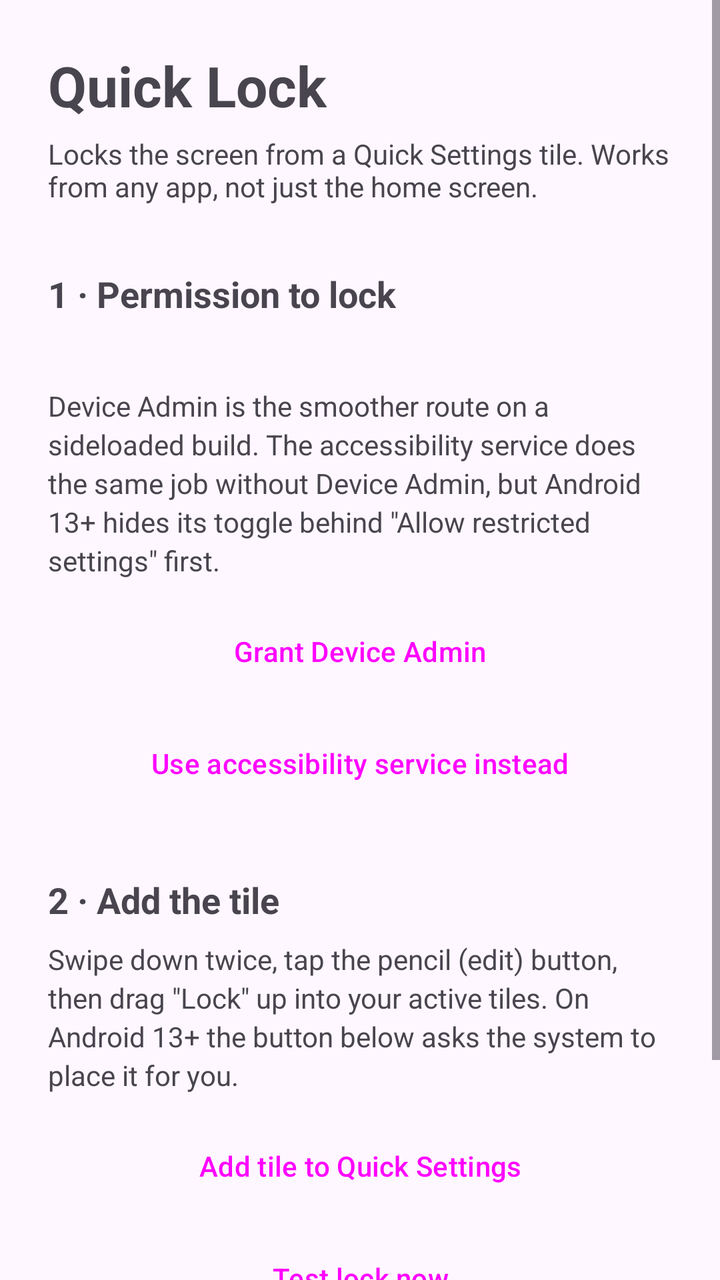
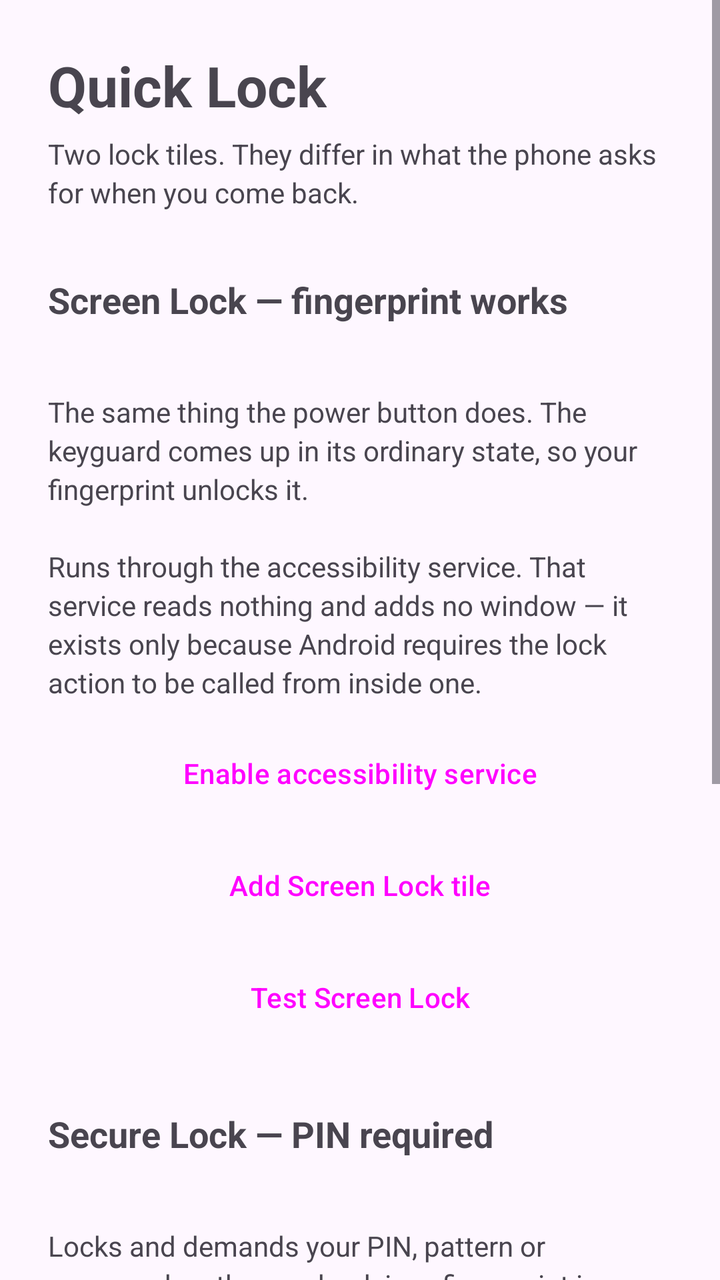

Compare the two renders of this Android layout. The source of the first and the diff that turns it into the second are given below.
<!-- AndroidManifest.xml: application theme Theme.QuickLock -->
<!-- res/layout/activity_setup.xml -->
<?xml version="1.0" encoding="utf-8"?>
<LinearLayout xmlns:android="http://schemas.android.com/apk/res/android"
    android:id="@+id/setupRoot"
    android:layout_width="match_parent"
    android:layout_height="match_parent"
    android:orientation="vertical">

    <ScrollView
        android:layout_width="match_parent"
        android:layout_height="match_parent">

        <LinearLayout
            android:layout_width="match_parent"
            android:layout_height="wrap_content"
            android:orientation="vertical"
            android:padding="24dp">

            <TextView
                android:layout_width="wrap_content"
                android:layout_height="wrap_content"
                android:text="@string/app_name"
                android:textSize="28sp"
                android:textStyle="bold" />

            <TextView
                android:layout_width="match_parent"
                android:layout_height="wrap_content"
                android:layout_marginTop="6dp"
                android:text="@string/setup_subtitle"
                android:textSize="14sp" />

            
            <TextView
                style="@style/SetupHeading"
                android:text="@string/setup_step_lock" />

            <TextView
                android:id="@+id/lockStatus"
                style="@style/SetupStatus" />

            <TextView
                style="@style/SetupBody"
                android:text="@string/setup_step_lock_body" />

            <Button
                android:id="@+id/grantAdminButton"
                style="@style/SetupButton"
                android:text="@string/setup_grant_admin" />

            <Button
                android:id="@+id/grantAccessibilityButton"
                style="@style/SetupButtonOutlined"
                android:text="@string/setup_grant_accessibility" />

            <Button
                android:id="@+id/revokeAdminButton"
                style="@style/SetupButtonOutlined"
                android:text="@string/setup_revoke_admin"
                android:visibility="gone" />

            
            <TextView
                style="@style/SetupHeading"
                android:text="@string/setup_step_tile" />

            <TextView
                style="@style/SetupBody"
                android:text="@string/setup_step_tile_body" />

            <Button
                android:id="@+id/addTileButton"
                style="@style/SetupButton"
                android:text="@string/setup_add_tile" />

            <Button
                android:id="@+id/testLockButton"
                style="@style/SetupButtonOutlined"
                android:text="@string/setup_test_lock" />

            <TextView
                style="@style/SetupBody"
                android:layout_marginTop="28dp"
                android:text="@string/setup_footer" />

        </LinearLayout>
    </ScrollView>
</LinearLayout>
<!-- resources referenced by this layout -->
<resources>
  <string name="app_name">Quick Lock</string>
  <string name="setup_add_tile">Add tile to Quick Settings</string>
  <string name="setup_footer">To uninstall, revoke Device Admin above first — Android blocks uninstalling an active device admin.</string>
  <string name="setup_grant_accessibility">Use accessibility service instead</string>
  <string name="setup_grant_admin">Grant Device Admin</string>
  <string name="setup_revoke_admin">Revoke Device Admin</string>
  <string name="setup_step_lock">1 · Permission to lock</string>
  <string name="setup_step_lock_body">Device Admin is the smoother route on a sideloaded build. The accessibility service does the same job without Device Admin, but Android 13+ hides its toggle behind \"Allow restricted settings\" first.</string>
  <string name="setup_step_tile">2 · Add the tile</string>
  <string name="setup_step_tile_body">Swipe down twice, tap the pencil (edit) button, then drag \"Lock\" up into your active tiles. On Android 13+ the button below asks the system to place it for you.</string>
  <string name="setup_subtitle">Locks the screen from a Quick Settings tile. Works from any app, not just the home screen.</string>
  <string name="setup_test_lock">Test lock now</string>
  <style name="SetupBody" parent="">
          <item name="android:layout_width">match_parent</item>
          <item name="android:layout_height">wrap_content</item>
          <item name="android:layout_marginTop">8dp</item>
          <item name="android:textSize">14sp</item>
          <item name="android:lineSpacingExtra">3dp</item>
      </style>
  <style name="SetupButton" parent="Widget.Material3.Button">
          <item name="android:layout_width">match_parent</item>
          <item name="android:layout_height">wrap_content</item>
          <item name="android:layout_marginTop">12dp</item>
      </style>
  <style name="SetupButtonOutlined" parent="Widget.Material3.Button.OutlinedButton">
          <item name="android:layout_width">match_parent</item>
          <item name="android:layout_height">wrap_content</item>
          <item name="android:layout_marginTop">8dp</item>
      </style>
  <style name="SetupHeading" parent="">
          <item name="android:layout_width">match_parent</item>
          <item name="android:layout_height">wrap_content</item>
          <item name="android:layout_marginTop">32dp</item>
          <item name="android:textSize">18sp</item>
          <item name="android:textStyle">bold</item>
      </style>
  <style name="SetupStatus" parent="">
          <item name="android:layout_width">match_parent</item>
          <item name="android:layout_height">wrap_content</item>
          <item name="android:layout_marginTop">6dp</item>
          <item name="android:textSize">15sp</item>
          <item name="android:textStyle">bold</item>
      </style>
  <style name="Theme.QuickLock" parent="Theme.Material3.DayNight.NoActionBar" />
</resources>

<!-- the commit's change to res/layout/activity_setup.xml (unified diff, before → after) -->
@@ -1,87 +1,100 @@
 <?xml version="1.0" encoding="utf-8"?>
-<LinearLayout xmlns:android="http://schemas.android.com/apk/res/android"
+<ScrollView xmlns:android="http://schemas.android.com/apk/res/android"
     android:id="@+id/setupRoot"
     android:layout_width="match_parent"
-    android:layout_height="match_parent"
-    android:orientation="vertical">
+    android:layout_height="match_parent">
 
-    <ScrollView
+    <LinearLayout
         android:layout_width="match_parent"
-        android:layout_height="match_parent">
+        android:layout_height="wrap_content"
+        android:orientation="vertical"
+        android:padding="24dp">
 
-        <LinearLayout
-            android:layout_width="match_parent"
+        <TextView
+            android:layout_width="wrap_content"
             android:layout_height="wrap_content"
-            android:orientation="vertical"
-            android:padding="24dp">
+            android:text="@string/app_name"
+            android:textSize="28sp"
+            android:textStyle="bold" />
 
-            <TextView
-                android:layout_width="wrap_content"
-                android:layout_height="wrap_content"
-                android:text="@string/app_name"
-                android:textSize="28sp"
-                android:textStyle="bold" />
+        <TextView
+            style="@style/SetupBody"
+            android:layout_marginTop="6dp"
+            android:text="@string/setup_subtitle" />
 
-            <TextView
-                android:layout_width="match_parent"
-                android:layout_height="wrap_content"
-                android:layout_marginTop="6dp"
-                android:text="@string/setup_subtitle"
-                android:textSize="14sp" />
+        
+        <TextView
+            style="@style/SetupHeading"
+            android:text="@string/setup_screen_heading" />
 
-            
-            <TextView
-                style="@style/SetupHeading"
-                android:text="@string/setup_step_lock" />
+        <TextView
+            android:id="@+id/a11yStatus"
+            style="@style/SetupStatus" />
 
-            <TextView
-                android:id="@+id/lockStatus"
-                style="@style/SetupStatus" />
+        <TextView
+            style="@style/SetupBody"
+            android:text="@string/setup_screen_body" />
 
-            <TextView
-                style="@style/SetupBody"
-                android:text="@string/setup_step_lock_body" />
+        <Button
+            android:id="@+id/enableA11yButton"
+            style="@style/SetupButton"
+            android:text="@string/setup_enable_a11y" />
 
-            <Button
-                android:id="@+id/grantAdminButton"
-                style="@style/SetupButton"
-                android:text="@string/setup_grant_admin" />
+        <Button
+            android:id="@+id/addScreenTileButton"
+            style="@style/SetupButtonOutlined"
+            android:text="@string/setup_add_screen_tile" />
 
-            <Button
-                android:id="@+id/grantAccessibilityButton"
-                style="@style/SetupButtonOutlined"
-                android:text="@string/setup_grant_accessibility" />
+        <Button
+            android:id="@+id/testScreenButton"
+            style="@style/SetupButtonOutlined"
+            android:text="@string/setup_test_screen" />
 
-            <Button
-                android:id="@+id/revokeAdminButton"
-                style="@style/SetupButtonOutlined"
-                android:text="@string/setup_revoke_admin"
-                android:visibility="gone" />
+        
+        <TextView
+            style="@style/SetupHeading"
+            android:text="@string/setup_secure_heading" />
 
-            
-            <TextView
-                style="@style/SetupHeading"
-                android:text="@string/setup_step_tile" />
+        <TextView
+            android:id="@+id/adminStatus"
+            style="@style/SetupStatus" />
 
-            <TextView
-                style="@style/SetupBody"
-                android:text="@string/setup_step_tile_body" />
+        <TextView
+            style="@style/SetupBody"
+            android:text="@string/setup_secure_body" />
 
-            <Button
-                android:id="@+id/addTileButton"
-                style="@style/SetupButton"
-                android:text="@string/setup_add_tile" />
+        <Button
+            android:id="@+id/grantAdminButton"
+            style="@style/SetupButton"
+            android:text="@string/setup_grant_admin" />
 
-            <Button
-                android:id="@+id/testLockButton"
-                style="@style/SetupButtonOutlined"
-                android:text="@string/setup_test_lock" />
+        <Button
+            android:id="@+id/addSecureTileButton"
+            style="@style/SetupButtonOutlined"
+            android:text="@string/setup_add_secure_tile" />
 
-            <TextView
-                style="@style/SetupBody"
-                android:layout_marginTop="28dp"
-                android:text="@string/setup_footer" />
+        <Button
+            android:id="@+id/testSecureButton"
+            style="@style/SetupButtonOutlined"
+            android:text="@string/setup_test_secure" />
 
-        </LinearLayout>
-    </ScrollView>
-</LinearLayout>
+        <Button
+            android:id="@+id/revokeAdminButton"
+            style="@style/SetupButtonOutlined"
+            android:text="@string/setup_revoke_admin"
+            android:visibility="gone" />
+
+        <TextView
+            android:id="@+id/tileHint"
+            style="@style/SetupBody"
+            android:layout_marginTop="24dp"
+            android:text="@string/setup_tile_hint"
+            android:visibility="gone" />
+
+        <TextView
+            style="@style/SetupBody"
+            android:layout_marginTop="24dp"
+            android:text="@string/setup_footer" />
+
+    </LinearLayout>
+</ScrollView>
<!-- resource entries referenced after the edit -->
@@ -1,17 +1,20 @@
 <!-- resources referenced by this layout -->
 <resources>
   <string name="app_name">Quick Lock</string>
-  <string name="setup_add_tile">Add tile to Quick Settings</string>
-  <string name="setup_footer">To uninstall, revoke Device Admin above first — Android blocks uninstalling an active device admin.</string>
-  <string name="setup_grant_accessibility">Use accessibility service instead</string>
+  <string name="setup_add_screen_tile">Add Screen Lock tile</string>
+  <string name="setup_add_secure_tile">Add Secure Lock tile</string>
+  <string name="setup_enable_a11y">Enable accessibility service</string>
+  <string name="setup_footer">To uninstall, revoke Device Admin first — Android blocks uninstalling an active device admin.</string>
   <string name="setup_grant_admin">Grant Device Admin</string>
   <string name="setup_revoke_admin">Revoke Device Admin</string>
-  <string name="setup_step_lock">1 · Permission to lock</string>
-  <string name="setup_step_lock_body">Device Admin is the smoother route on a sideloaded build. The accessibility service does the same job without Device Admin, but Android 13+ hides its toggle behind \"Allow restricted settings\" first.</string>
-  <string name="setup_step_tile">2 · Add the tile</string>
-  <string name="setup_step_tile_body">Swipe down twice, tap the pencil (edit) button, then drag \"Lock\" up into your active tiles. On Android 13+ the button below asks the system to place it for you.</string>
-  <string name="setup_subtitle">Locks the screen from a Quick Settings tile. Works from any app, not just the home screen.</string>
-  <string name="setup_test_lock">Test lock now</string>
+  <string name="setup_screen_body">The same thing the power button does. The keyguard comes up in its ordinary state, so your fingerprint unlocks it.\n\nRuns through the accessibility service. That service reads nothing and adds no window — it exists only because Android requires the lock action to be called from inside one.</string>
+  <string name="setup_screen_heading">Screen Lock — fingerprint works</string>
+  <string name="setup_secure_body">Locks and demands your PIN, pattern or password on the way back in — fingerprint is refused, the same state the phone is in after a reboot.\n\nThat is not a bug to work around: Device Admin\'s lockNow() sets a strong-auth flag the system controls, and no app can opt out of it. Useful when you are handing the phone to someone.</string>
+  <string name="setup_secure_heading">Secure Lock — PIN required</string>
+  <string name="setup_subtitle">Two lock tiles. They differ in what the phone asks for when you come back.</string>
+  <string name="setup_test_screen">Test Screen Lock</string>
+  <string name="setup_test_secure">Test Secure Lock</string>
+  <string name="setup_tile_hint">No button below Android 13 — swipe down twice, tap the pencil, drag the tile in by hand.</string>
   <style name="SetupBody" parent="">
           <item name="android:layout_width">match_parent</item>
           <item name="android:layout_height">wrap_content</item>
